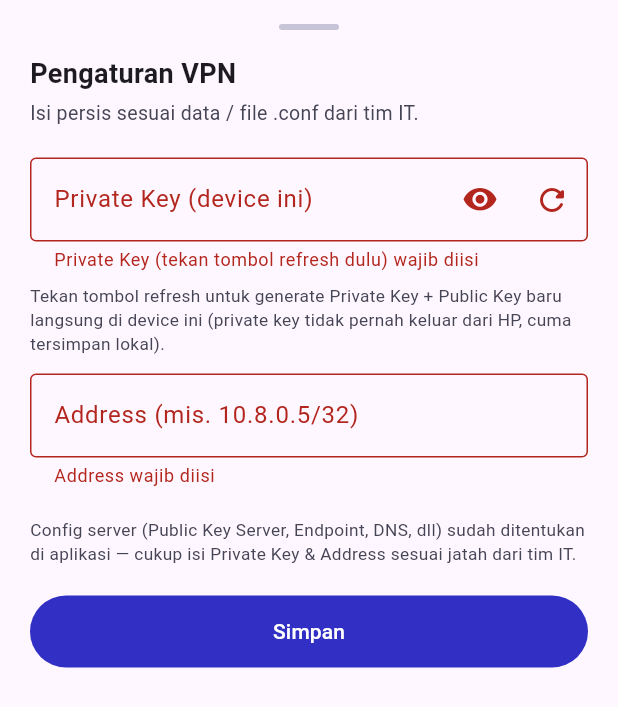
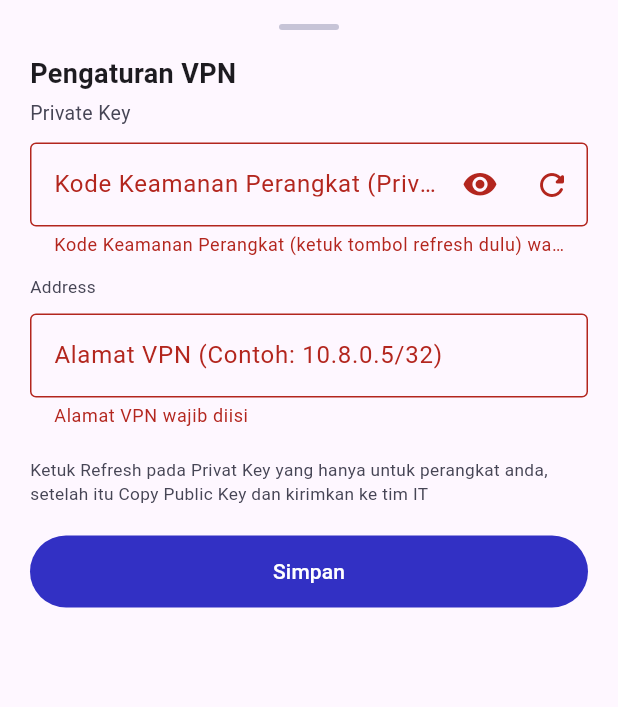
Before and after one commit to ITKirana-develop/k-ikan-flutter, a Flutter app: the _VpnSettingsSheet widget shown alone on an empty page, opened directly, after a tap on "Simpan", on a phone screen of 412 x 824 dp. Shown: the top 707 px of the screen. Run offline on Flutter 3.47's test engine with Material 3 defaults, Android fonts, the phone set to English and light mode, and no system bars; our stand-ins replace image_picker, open_filex, permission_handler, shared_preferences, webview_flutter; missing offline and left inert: webview_flutter_android, wireguard_flutter_pro; accounts and stored records are empty.

Commit message:
feat: polish VPN settings UI (labels, copy button, generate key flow)

```diff
--- a/lib/main.dart
+++ b/lib/main.dart
@@ -164,7 +164,7 @@ class _VpnGateScreenState extends State<VpnGateScreen> {
               ),
               const SizedBox(height: 8),
               Text(
-                'Kalau kamu sedang di luar jaringan kantor, nyalakan VPN dulu supaya bisa akses sistem. Kalau sedang di kantor, VPN tidak perlu dinyalakan — langsung tekan Lanjut.',
+                'Nyalakan hanya jika tidak tersambung jaringan Internet PT. Kirana Food International',
                 style: TextStyle(
                   color: Colors.white.withValues(alpha: 0.85),
                   fontSize: 13,
--- a/lib/screen/vpn_menu_screen.dart
+++ b/lib/screen/vpn_menu_screen.dart
@@ -44,7 +44,7 @@ class _VpnMenuScreenState extends State<VpnMenuScreen> {
 
   Future<void> _toggle(bool turnOn) async {
     if (turnOn && !_configReady) {
-      _showSnack('Isi Pengaturan VPN dulu sebelum menyambungkan.');
+      _showSnack('Atur VPN terlebih dahulu sebelum menyambungkan.');
       await _openSettings();
       return;
     }
@@ -57,7 +57,9 @@ class _VpnMenuScreenState extends State<VpnMenuScreen> {
         await VpnService.instance.disconnect();
       }
     } catch (e) {
-      _showSnack('Gagal ${turnOn ? "menyambungkan" : "memutuskan"} VPN: $e');
+      _showSnack(
+        'VPN gagal ${turnOn ? "tersambung" : "diputuskan"}. Silakan coba lagi.',
+      );
     } finally {
       if (mounted) setState(() => _busy = false);
     }
@@ -198,7 +200,7 @@ class _VpnMenuScreenState extends State<VpnMenuScreen> {
             _NoticeCard(
               icon: Icons.info_outline_rounded,
               text:
-                  'Konfigurasi VPN belum diisi. Tekan ikon pengaturan di kanan atas untuk mengisi data dari tim IT.',
+                  'VPN belum diatur. Ketuk ikon pengaturan di pojok kanan atas',
               onTap: _openSettings,
             ),
         ],
@@ -306,7 +308,9 @@ class _VpnSettingsSheetState extends State<_VpnSettingsSheet> {
     Clipboard.setData(ClipboardData(text: _devicePublicKeyCtrl.text));
     ScaffoldMessenger.of(context).showSnackBar(
       const SnackBar(
-        content: Text('Public Key disalin. Kirim ke tim IT untuk didaftarkan.'),
+        content: Text(
+          'Kode berhasil disalin. Kirim ke tim IT untuk didaftarkan.',
+        ),
       ),
     );
   }
@@ -344,13 +348,19 @@ class _VpnSettingsSheetState extends State<_VpnSettingsSheet> {
 
   @override
   Widget build(BuildContext context) {
+    // SafeArea(top: false) di bawah otomatis nambah jarak seukuran
+    // navigation bar HP (gesture bar / tombol back-home-recent), jadi
+    // tombol Simpan tidak pernah ketutup terlepas dari model HP-nya.
+    // Padding.only di sini cuma urus jarak kiri/kanan/atas + keyboard.
     return Padding(
       padding: EdgeInsets.only(
         left: 20,
         right: 20,
         top: 16,
-        bottom: MediaQuery.of(context).viewInsets.bottom + 20,
+        bottom: MediaQuery.of(context).viewInsets.bottom,
       ),
+      child: SafeArea(
+        top: false,
         child: Form(
           key: _formKey,
           child: SingleChildScrollView(
@@ -374,10 +384,10 @@ class _VpnSettingsSheetState extends State<_VpnSettingsSheet> {
               ),
               const SizedBox(height: 4),
               Text(
-                'Isi persis sesuai data / file .conf dari tim IT.',
+                'Private Key',
                 style: TextStyle(fontSize: 13, color: KColors.onSurfaceVariant),
               ),
-              const SizedBox(height: 20),
+              const SizedBox(height: 10),
 
               // ==== Private Key + toggle show/hide + tombol generate ====
               // Read-only: private key HARUS hasil generate di device ini,
@@ -387,7 +397,7 @@ class _VpnSettingsSheetState extends State<_VpnSettingsSheet> {
                 readOnly: true,
                 obscureText: !_privateKeyVisible,
                 decoration: InputDecoration(
-                  labelText: 'Private Key (device ini)',
+                  labelText: 'Kode Keamanan Perangkat (Private Key)',
                   border: const OutlineInputBorder(),
                   suffixIcon: Row(
                     mainAxisSize: MainAxisSize.min,
@@ -399,8 +409,8 @@ class _VpnSettingsSheetState extends State<_VpnSettingsSheet> {
                               : Icons.visibility_rounded,
                         ),
                         tooltip: _privateKeyVisible
-                            ? 'Sembunyikan Private Key'
-                            : 'Tampilkan Private Key',
+                            ? 'Sembunyikan Kode'
+                            : 'Tampilkan Kode',
                         onPressed: () => setState(
                           () => _privateKeyVisible = !_privateKeyVisible,
                         ),
@@ -416,33 +426,31 @@ class _VpnSettingsSheetState extends State<_VpnSettingsSheet> {
                             )
                           : IconButton(
                               icon: const Icon(Icons.refresh_rounded),
-                              tooltip: 'Generate keypair baru di device ini',
+                              tooltip: 'Buat kode baru untuk perangkat ini',
                               onPressed: _generateKeyPair,
                             ),
                     ],
                   ),
                 ),
                 validator: (v) =>
-                    _required(v, 'Private Key (tekan tombol refresh dulu)'),
+                    _required(v, 'Kode Keamanan Perangkat (ketuk tombol refresh dulu)'),
               ),
+                            if (_devicePublicKeyCtrl.text.isNotEmpty) ...[
                 const SizedBox(height: 8),
                 Text(
-                'Tekan tombol refresh untuk generate Private Key + Public Key '
-                'baru langsung di device ini (private key tidak pernah keluar '
-                'dari HP, cuma tersimpan lokal).',
+                  'Public Key',
                   style: TextStyle(fontSize: 11.5, color: KColors.onSurfaceVariant),
                 ),
-              if (_devicePublicKeyCtrl.text.isNotEmpty) ...[
                 const SizedBox(height: 12),
                 TextFormField(
                   controller: _devicePublicKeyCtrl,
                   readOnly: true,
                   decoration: InputDecoration(
-                    labelText: 'Public Key (device ini) — kirim ke tim IT',
+                    labelText: 'Kode Publik Perangkat',
                     border: const OutlineInputBorder(),
                     suffixIcon: IconButton(
                       icon: const Icon(Icons.copy_rounded),
-                      tooltip: 'Salin Public Key',
+                      tooltip: 'Salin Kode',
                       onPressed: _copyDevicePublicKey,
                     ),
                   ),
@@ -451,22 +459,26 @@ class _VpnSettingsSheetState extends State<_VpnSettingsSheet> {
               ],
               const SizedBox(height: 12),
 
+              Text(
+                'Address',
+                style: TextStyle(fontSize: 11.5, color: KColors.onSurfaceVariant),
+              ),
+              const SizedBox(height: 10),
+
               // ==== Address ====
               TextFormField(
                 controller: _addressCtrl,
                 decoration: const InputDecoration(
-                  labelText: 'Address (mis. 10.8.0.5/32)',
+                  labelText: 'Alamat VPN (Contoh: 10.8.0.5/32)',
                   border: OutlineInputBorder(),
                 ),
-                validator: (v) => _required(v, 'Address'),
+                validator: (v) => _required(v, 'Alamat VPN'),
               ),
               const SizedBox(height: 12),
 
               const SizedBox(height: 8),
               Text(
-                'Config server (Public Key Server, Endpoint, DNS, dll) sudah '
-                'ditentukan di aplikasi — cukup isi Private Key & Address '
-                'sesuai jatah dari tim IT.',
+                'Ketuk Refresh pada Privat Key yang hanya untuk perangkat anda, setelah itu Copy Public Key dan kirimkan ke tim IT',
                 style: TextStyle(fontSize: 11.5, color: KColors.onSurfaceVariant),
               ),
 
@@ -491,7 +503,11 @@ class _VpnSettingsSheetState extends State<_VpnSettingsSheet> {
                       : const Text('Simpan'),
                 ),
               ),
+              // Jarak ekstra di bawah tombol supaya ada nafas sebelum
+              // SafeArea menambahkan padding navigation bar HP.
+              const SizedBox(height: 32),
             ],
+          ),
         ),
         ),
       ),
```
Lines whose indentation alone changed are shown as unchanged.
